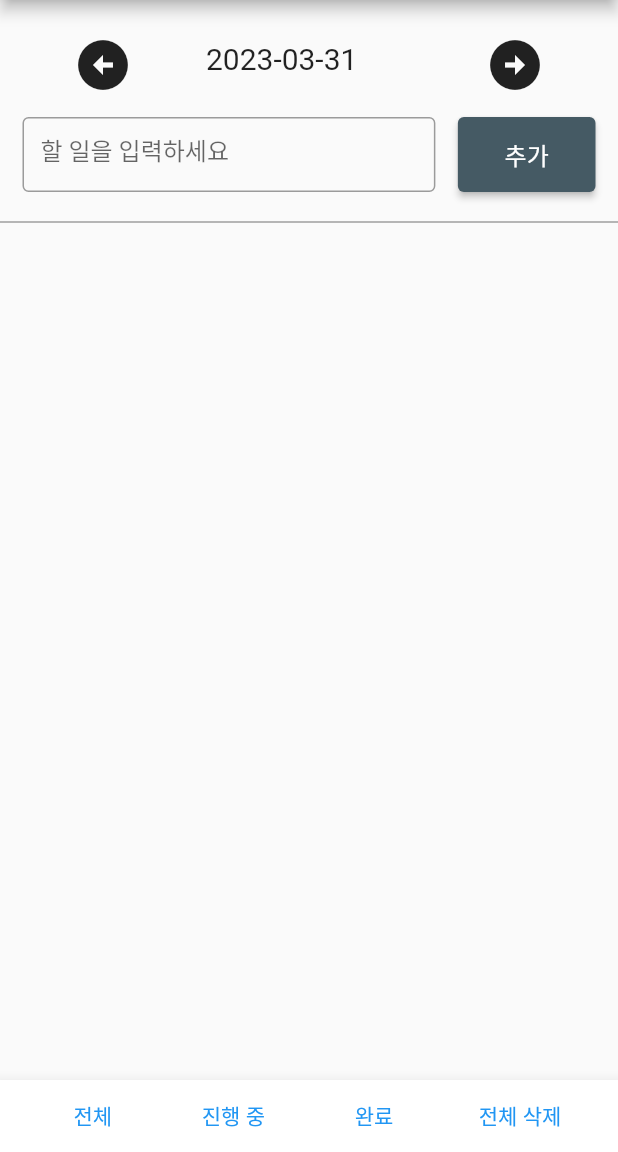
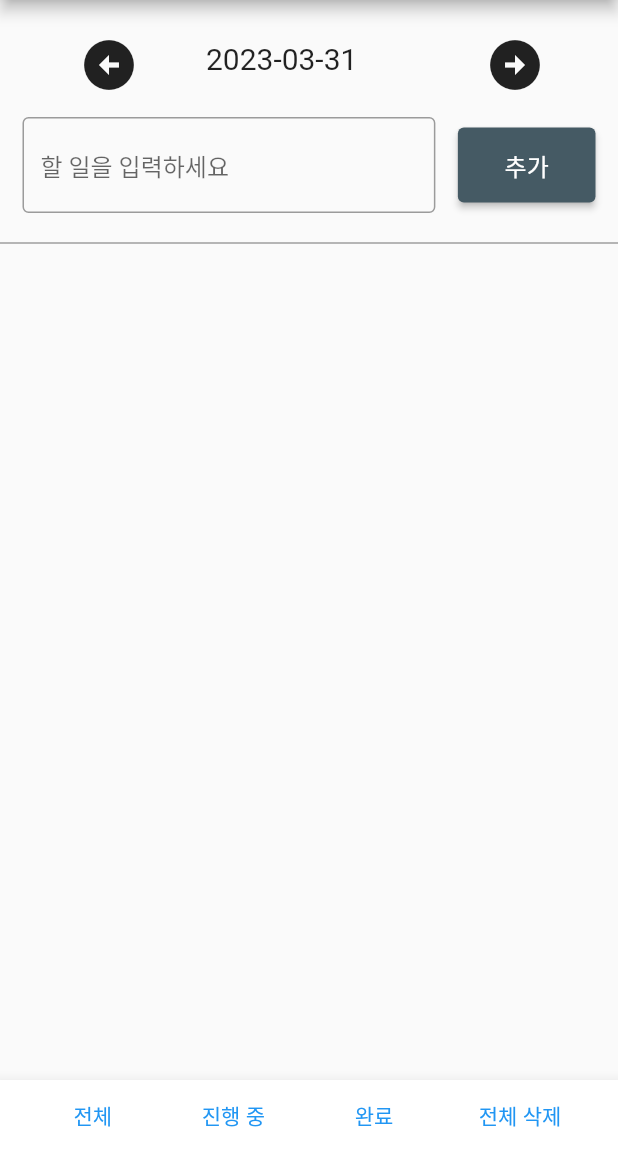
Before and after one commit to gonpress/flutter-todolist, a Flutter app: the screen it shows after launch, after a tap on "추가", on a phone screen of 412 x 824 dp, the part 84-1236 px from its top. Run offline on Flutter 3.47's test engine with Material 2 defaults, Android fonts, the phone set to English and light mode, and no system bars.

```diff
--- a/lib/main.dart
+++ b/lib/main.dart
@@ -28,8 +28,14 @@ class TodoList extends StatefulWidget {
 }
 
 class _TodoListState extends State<TodoList> {
-  TextEditingController todoItem = TextEditingController();
+  late TextEditingController todoController;
   var todoList = [];
+
+  @override
+  void initState() {
+    todoController = TextEditingController();
+    super.initState();
+  }
 
   @override
   Widget build(BuildContext context) {
@@ -38,35 +44,36 @@ class _TodoListState extends State<TodoList> {
           title: const Text('Todo List'),
           backgroundColor: Colors.blueGrey[700],
         ),
-        body: SizedBox(
-          width: double.infinity,
-          child: Column(
+        body: Column(
+          crossAxisAlignment: CrossAxisAlignment.stretch,
           children: [
-              Container(
-                padding: EdgeInsets.fromLTRB(0, 15, 0, 0),
-                child: Row(
+            const SizedBox(height: 15),
+            Row(
               children: [
                 Expanded(
                   // TODO: 왼쪽 화살표를 누르면 이전 날짜로 넘어가도록 한다.
+                  child: Center(
                     child: IconButton(
                       icon: Icon(Icons.arrow_circle_left_sharp, size: 40.0),
-                          onPressed: () {}),
+                      onPressed: () {},
+                    ),
+                  ),
                 ),
                 Expanded(
                   // TODO: 날짜를 누르면 달력이 뜨도록 한다.
-                      child: Text(DateTime.now().toString().substring(0, 10),
-                          style: TextStyle(
-                              fontSize: 20, fontWeight: FontWeight.w400)),
+                  child: Text(
+                    DateTime.now().toString().substring(0, 10),
+                    style: TextStyle(fontSize: 20, fontWeight: FontWeight.w400),
+                  ),
                 ),
                 Expanded(
                   // TODO: 오른쪽 화살표를 누르면 다음 날짜로 넘어가도록 한다.
                   child: IconButton(
-                          icon:
-                              Icon(Icons.arrow_circle_right_sharp, size: 40.0),
-                          onPressed: () {}),
+                    icon: Icon(Icons.arrow_circle_right_sharp, size: 40.0),
+                    onPressed: () {},
+                  ),
                 ),
               ],
-                ),
             ),
             Container(
               padding: EdgeInsets.all(15),
@@ -74,14 +81,12 @@ class _TodoListState extends State<TodoList> {
                 children: [
                   Expanded(
                     flex: 3,
-                      child: SizedBox(
-                        height: 50,
                     child: TextField(
-                          controller: todoItem,
+                      enableSuggestions: false,
+                      controller: todoController,
                       decoration: InputDecoration(
                         border: OutlineInputBorder(),
                         hintText: '할 일을 입력하세요',
-                          ),
                       ),
                     ),
                   ),
@@ -96,8 +101,15 @@ class _TodoListState extends State<TodoList> {
                         // 할일 완료여부는 기본값으로 false를 가져야 한다.
                         // 데이터는 로컬스토리지로 기기에 저장하자.
                         onPressed: () {
-                            todoList.add(todoItem.text);
-                            print('todoList: $todoList');
+                          if (todoController.text.isEmpty) {
+                            return;
+                          }
+
+                          print('다음 값을 추가합니당 : ${todoController.text}');
+                          setState(() {
+                            todoList.add(todoController.text);
+                            todoController.clear();
+                          });
                         },
                         child: Text('추가', style: TextStyle(fontSize: 16)),
                         style: ElevatedButton.styleFrom(
@@ -123,7 +135,9 @@ class _TodoListState extends State<TodoList> {
                     trailing: IconButton(
                         icon: Icon(Icons.delete, color: Colors.red),
                         onPressed: () {
+                          setState(() {
                             todoList.removeAt(todoList.indexOf(todo));
+                          });
                           print('todoList: $todoList');
                         }),
                   );
@@ -131,7 +145,6 @@ class _TodoListState extends State<TodoList> {
               ),
             ),
           ],
-          ),
         ),
         bottomNavigationBar: SizedBox(
           child: BottomAppBar(
@@ -145,7 +158,13 @@ class _TodoListState extends State<TodoList> {
 
                 // TODO: 전체 삭제 버튼을 누르면 배열을 비우고 렌더링이 되어야 한다.
                 // 실수로 누르는 경우를 대비해서 버튼의 스타일을 변경하고 우측으로 정렬하자.
-                TextButton(onPressed: () {}, child: Text('전체 삭제')),
+                TextButton(
+                    onPressed: () {
+                      setState(() {
+                        todoList.clear();
+                      });
+                    },
+                    child: Text('전체 삭제')),
               ],
             ),
           ),
```
Lines whose indentation alone changed are shown as unchanged.
